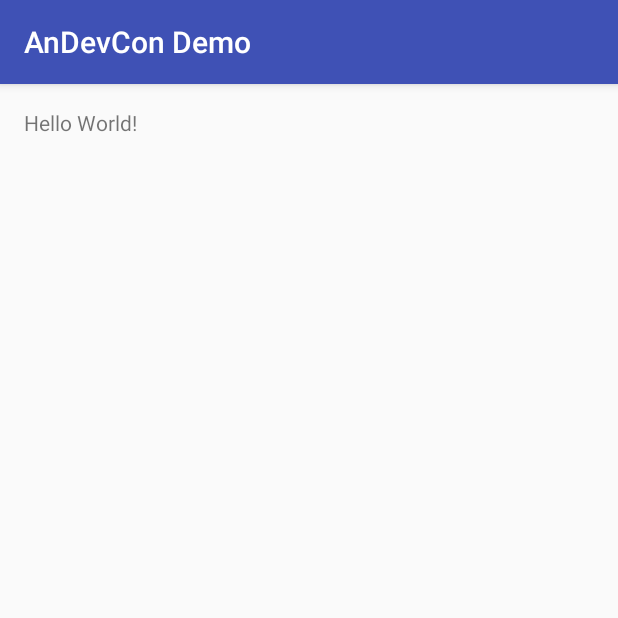
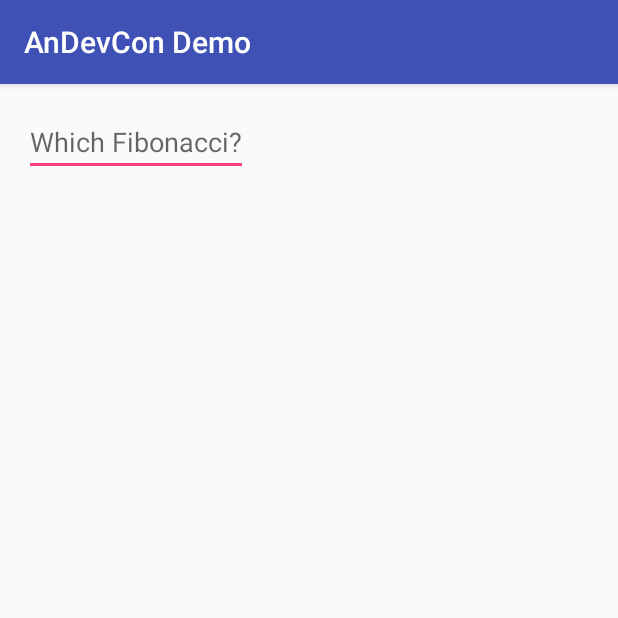
Before and after one commit to jordanjoz1/andevcon-demo, an Android app: the screen it shows after launch (MainActivity), on a phone screen of 412 x 824 dp, the top half of it. Run offline under Robolectric (Android 15) with nearby library versions, the phone set to English and light mode, and no system bars.

```diff
--- a/app/src/main/java/com/eero/andevcondemo/MainActivity.java
+++ b/app/src/main/java/com/eero/andevcondemo/MainActivity.java
@@ -1,13 +1,59 @@
 package com.eero.andevcondemo;
 
+import android.os.Bundle;
+import android.support.v4.util.Pair;
 import android.support.v7.app.AppCompatActivity;
-import android.os.Bundle;
+import android.text.Editable;
+import android.text.TextUtils;
+import android.text.TextWatcher;
+import android.widget.EditText;
+import android.widget.TextView;
+
+import java.util.ArrayList;
 
 public class MainActivity extends AppCompatActivity {
+
+    private EditText inputView;
+    private TextView outputView;
+
+    ArrayList<Pair<Integer, Integer>> history = new ArrayList<Pair<Integer, Integer>>();
 
     @Override
     protected void onCreate(Bundle savedInstanceState) {
         super.onCreate(savedInstanceState);
         setContentView(R.layout.activity_main);
+        inputView = (EditText) findViewById(R.id.input_field);
+        outputView = (TextView) findViewById(R.id.output);
+
+        inputView.addTextChangedListener(new InputTextWatcher());
+
+        solver = new Solver();
     }
+
+    Solver solver;
+
+    private class InputTextWatcher implements TextWatcher {
+
+        @Override
+        public void beforeTextChanged(CharSequence charSequence, int i, int i1, int i2) {
+
+        }
+
+        @Override
+        public void onTextChanged(CharSequence charSequence, int i, int i1, int i2) {
+
+        }
+
+        @Override
+        public void afterTextChanged(Editable editable) {
+            if (TextUtils.isEmpty(editable.toString())) return;
+            int input = Integer.valueOf(editable.toString());
+            int output = solver.fibonacci(input);
+            history.add(new Pair<Integer, Integer>(input, output));
+            String textOutput = String.valueOf(output);
+            outputView.setText(String.valueOf(output));
+        }
+    }
+
+
 }
--- a/app/src/main/res/layout/activity_main.xml
+++ b/app/src/main/res/layout/activity_main.xml
@@ -10,8 +10,16 @@
     android:paddingTop="@dimen/activity_vertical_margin"
     tools:context="com.eero.andevcondemo.MainActivity">
 
-    <TextView
+    <EditText
+        android:id="@+id/input_field"
         android:layout_width="wrap_content"
         android:layout_height="wrap_content"
-        android:text="Hello World!" />
+        android:hint="@string/which_fibonacci"
+        android:inputType="number" />
+
+    <TextView
+        android:id="@+id/output"
+        android:layout_width="wrap_content"
+        android:layout_height="wrap_content"
+        android:layout_below="@+id/input_field" />
 </RelativeLayout>
--- a/app/src/main/res/values/strings.xml
+++ b/app/src/main/res/values/strings.xml
@@ -1,3 +1,4 @@
 <resources>
     <string name="app_name">AnDevCon Demo</string>
+    <string name="which_fibonacci">Which Fibonacci?</string>
 </resources>
```
Also changed, not shown: app/src/main/java/com/eero/andevcondemo/Solver.java (+18 -4 lines), 1 other file.
